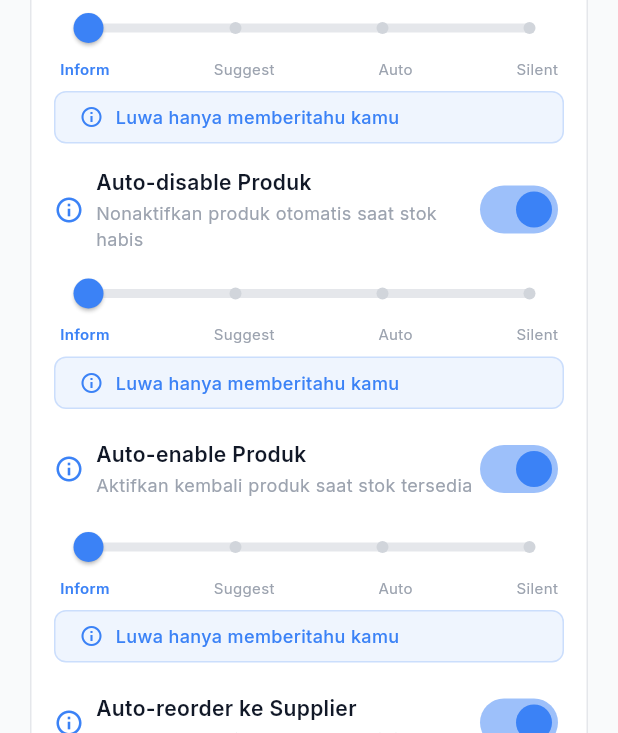
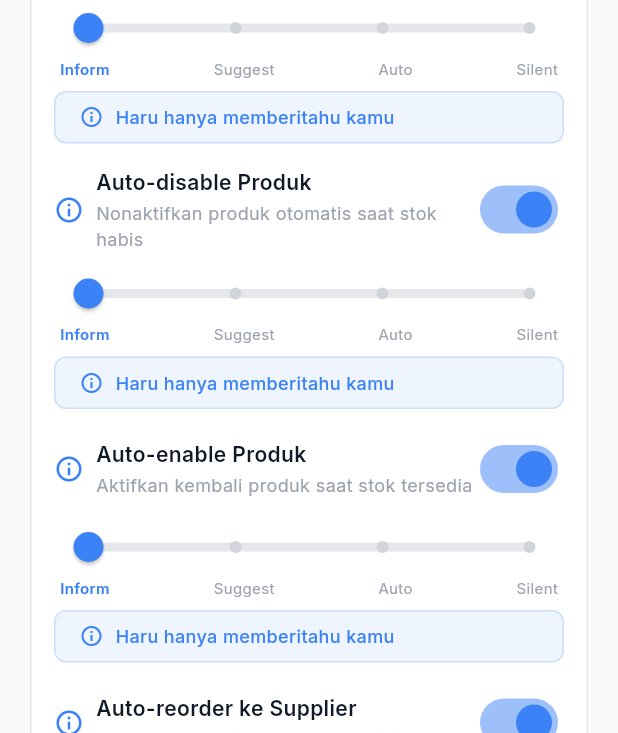
Before and after one commit to corle-01/luwa-app, a Flutter app: the AiSettingsPage screen opened directly, on a phone screen of 412 x 824 dp. Shown: the part 503-1236 px from the top of the screen. Run offline on Flutter 3.47's test engine with Material 3 defaults, Android fonts, the phone set to English and light mode, and no system bars; our stand-ins replace cached_network_image, fl_chart, flutter_dotenv, flutter_riverpod, google_fonts, shared_preferences and 2 more; missing offline and left inert: dart:html, dart:js, dart:js_interop; accounts and stored records are empty.

Commit message:
Rebrand UI from Luwa to Haru Koffie
- Update app name: "Luwa App" → "Haru Koffie"
- Update AI branding: "Luwa AI" → "Haru AI"
- Update variant names: Kitchen, Office, POS
- Backend/repo names remain unchanged

Co-Authored-By: Claude Sonnet 4.5 <noreply@anthropic.com>

```diff
--- a/lib/backoffice/ai/pages/ai_dashboard_page.dart
+++ b/lib/backoffice/ai/pages/ai_dashboard_page.dart
@@ -130,7 +130,7 @@ class _AiDashboardPageState extends ConsumerState<AiDashboardPage> {
             crossAxisAlignment: CrossAxisAlignment.start,
             children: [
               Text(
-                'Luwa AI',
+                'Haru AI',
                 style: GoogleFonts.inter(
                   fontSize: 18,
                   fontWeight: FontWeight.w700,
--- a/lib/backoffice/ai/pages/ai_settings_page.dart
+++ b/lib/backoffice/ai/pages/ai_settings_page.dart
@@ -413,7 +413,7 @@ class _AiSettingsPageState extends ConsumerState<AiSettingsPage> {
           ),
           content: Text(
             'Semua pengaturan trust level akan dikembalikan ke "Inform Only" (level 0). '
-            'Luwa hanya akan memberitahu tanpa melakukan aksi otomatis.',
+            'Haru hanya akan memberitahu tanpa melakukan aksi otomatis.',
             style: GoogleFonts.inter(
               fontSize: 14,
               color: AppTheme.textSecondary,
--- a/lib/backoffice/ai/widgets/ai_sidebar_widget.dart
+++ b/lib/backoffice/ai/widgets/ai_sidebar_widget.dart
@@ -38,7 +38,7 @@ class AiSidebarWidget extends ConsumerWidget {
       child: ExpansionTile(
         leading: LuwaMiniAvatar(size: 32),
         title: Text(
-          'Luwa AI',
+          'Haru AI',
           style: GoogleFonts.inter(
             fontSize: 14,
             fontWeight: FontWeight.w600,
--- a/lib/backoffice/ai/widgets/trust_level_slider.dart
+++ b/lib/backoffice/ai/widgets/trust_level_slider.dart
@@ -58,10 +58,10 @@ class _TrustLevelSliderState extends ConsumerState<TrustLevelSlider>
   ];
 
   static const List<String> _levelDescriptions = [
-    'Luwa hanya memberitahu kamu',
-    'Luwa memberi saran dan minta konfirmasi',
-    'Luwa jalankan otomatis dan notify kamu',
-    'Luwa jalankan tanpa pemberitahuan',
+    'Haru hanya memberitahu kamu',
+    'Haru memberi saran dan minta konfirmasi',
+    'Haru jalankan otomatis dan notify kamu',
+    'Haru jalankan tanpa pemberitahuan',
   ];
 
   static const List<Color> _levelColors = [
--- a/lib/backoffice/pages/backoffice_shell.dart
+++ b/lib/backoffice/pages/backoffice_shell.dart
@@ -60,7 +60,7 @@ class _BackOfficeShellState extends ConsumerState<BackOfficeShell> {
 
   static const _allNavItems = [
     (icon: Icons.dashboard_rounded, label: 'Dashboard'),
-    (icon: Icons.psychology_rounded, label: 'Luwa AI'),
+    (icon: Icons.psychology_rounded, label: 'Haru AI'),
     (icon: Icons.restaurant_menu_rounded, label: 'Produk'),
     (icon: Icons.inventory_2_rounded, label: 'Inventori'),
     (icon: Icons.bar_chart_rounded, label: 'Laporan'),
@@ -100,7 +100,7 @@ class _BackOfficeShellState extends ConsumerState<BackOfficeShell> {
             fit: BoxFit.contain,
           ),
           const SizedBox(height: 4),
-          Text('Luwa', style: GoogleFonts.inter(fontSize: 11, fontWeight: FontWeight.w700, color: AppTheme.primaryColor)),
+          Text('Haru', style: GoogleFonts.inter(fontSize: 11, fontWeight: FontWeight.w700, color: AppTheme.primaryColor)),
         ],
       ),
     );
--- a/lib/backoffice/pages/dashboard_page.dart
+++ b/lib/backoffice/pages/dashboard_page.dart
@@ -150,7 +150,7 @@ class DashboardPage extends ConsumerWidget {
                 runSpacing: 12,
                 children: [
                   _QuickMenuCard(
-                    title: 'Luwa AI',
+                    title: 'Haru AI',
                     subtitle: 'Chat & Insights',
                     icon: Icons.psychology,
                     color: AppTheme.aiPrimary,
--- a/lib/backoffice/pages/settings_hub_page.dart
+++ b/lib/backoffice/pages/settings_hub_page.dart
@@ -104,7 +104,7 @@ class SettingsHubPage extends StatelessWidget {
     ),
     _SettingsItem(
       icon: Icons.smart_toy_rounded,
-      title: 'Luwa AI',
+      title: 'Haru AI',
       subtitle: 'Pengaturan trust level dan fitur AI',
       color: Color(0xFF8B5CF6),
     ),
--- a/lib/core/config/app_config.dart
+++ b/lib/core/config/app_config.dart
@@ -34,7 +34,7 @@ class AppConfig {
       _defineTelegramBotToken.isNotEmpty ? _defineTelegramBotToken : (_env['TELEGRAM_BOT_TOKEN'] ?? '');
 
   // App
-  static String get appName => _env['APP_NAME'] ?? 'Luwa App';
+  static String get appName => _env['APP_NAME'] ?? 'Haru Koffie';
   static String get appVersion => _env['APP_VERSION'] ?? '1.0.0';
   static String get environment =>
       _defineEnvironment.isNotEmpty ? _defineEnvironment : (_env['ENVIRONMENT'] ?? 'development');
--- a/lib/core/config/app_constants.dart
+++ b/lib/core/config/app_constants.dart
@@ -1,7 +1,7 @@
 /// App-wide constants
 class AppConstants {
   // App
-  static const String appName = 'Luwa App';
+  static const String appName = 'Haru Koffie';
   static const String appSlogan = 'AI Business Co-Pilot';
 
   // Database table names
--- a/lib/main_kitchen.dart
+++ b/lib/main_kitchen.dart
@@ -19,7 +19,7 @@ class KitchenApp extends ConsumerWidget {
     // Keep Supabase Realtime active — orders auto-refresh without polling
     ref.watch(realtimeSyncProvider);
     return MaterialApp(
-      title: 'Luwa Kitchen',
+      title: 'Haru Kitchen',
       debugShowCheckedModeBanner: false,
       // KDS always uses dark theme
       theme: AppTheme.darkTheme,
--- a/lib/main_office.dart
+++ b/lib/main_office.dart
@@ -19,7 +19,7 @@ class OfficeApp extends ConsumerWidget {
   Widget build(BuildContext context, WidgetRef ref) {
     final themeMode = ref.watch(themeModeProvider);
     return MaterialApp(
-      title: 'Luwa Office',
+      title: 'Haru Office',
       debugShowCheckedModeBanner: false,
       theme: AppTheme.lightTheme,
       darkTheme: AppTheme.darkTheme,
--- a/lib/main_pos.dart
+++ b/lib/main_pos.dart
@@ -21,7 +21,7 @@ class PosApp extends ConsumerWidget {
     ref.watch(realtimeSyncProvider);
     final themeMode = ref.watch(themeModeProvider);
     return MaterialApp(
-      title: 'Luwa POS',
+      title: 'Haru POS',
       debugShowCheckedModeBanner: false,
       theme: AppTheme.lightTheme,
       darkTheme: AppTheme.darkTheme,
--- a/lib/pos/ai/widgets/ai_floating_panel.dart
+++ b/lib/pos/ai/widgets/ai_floating_panel.dart
@@ -200,7 +200,7 @@ class _AiFloatingPanelState extends ConsumerState<AiFloatingPanel>
           // Title
           const Expanded(
             child: Text(
-              'Luwa AI',
+              'Haru AI',
               style: TextStyle(
                 color: Colors.white,
                 fontSize: 16,
--- a/lib/pos/ai/widgets/ai_insight_toast.dart
+++ b/lib/pos/ai/widgets/ai_insight_toast.dart
@@ -264,7 +264,7 @@ class _AiInsightToastWidgetState extends State<_AiInsightToastWidget>
                                                 BorderRadius.circular(4),
                                           ),
                                           child: const Text(
-                                            'Luwa AI',
+                                            'Haru AI',
                                             style: TextStyle(
                                               fontSize: 9,
                                               fontWeight: FontWeight.w600,
--- a/lib/shared/widgets/avatar_chat_overlay.dart
+++ b/lib/shared/widgets/avatar_chat_overlay.dart
@@ -247,7 +247,7 @@ class _AvatarChatOverlayState extends ConsumerState<AvatarChatOverlay>
               crossAxisAlignment: CrossAxisAlignment.start,
               children: [
                 Text(
-                  'Luwa AI',
+                  'Haru AI',
                   style: GoogleFonts.inter(
                     fontSize: 16,
                     fontWeight: FontWeight.w700,
```
